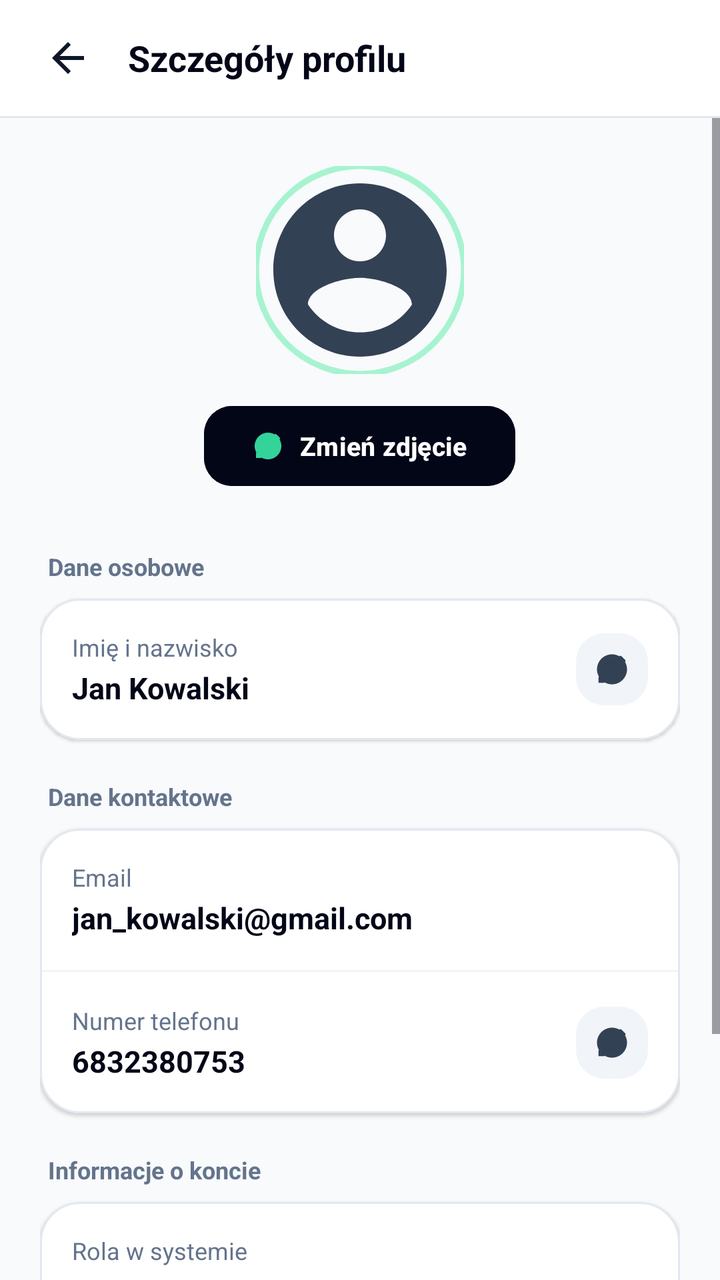
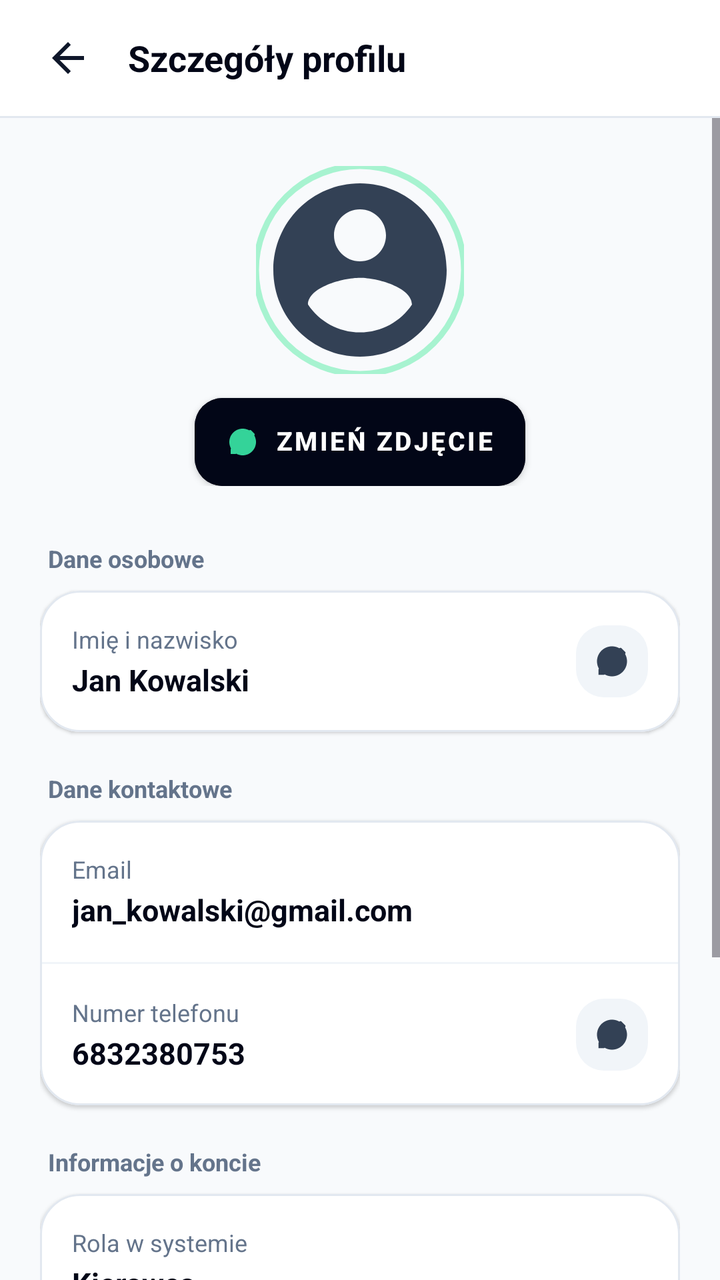

The first picture is an Android layout as it rendered before a commit; the second is the same layout after the commit. The layout source and the unified diff follow.
<!-- AndroidManifest.xml: application theme Theme.Project -->
<!-- res/layout/activity_profile_details.xml -->
<?xml version="1.0" encoding="utf-8"?>
<androidx.constraintlayout.widget.ConstraintLayout xmlns:android="http://schemas.android.com/apk/res/android"
    xmlns:app="http://schemas.android.com/apk/res-auto"
    xmlns:tools="http://schemas.android.com/tools"
    android:id="@+id/main"
    android:layout_width="match_parent"
    android:layout_height="match_parent"
    android:background="@color/brand_slate_50"
    tools:context=".ui.ProfileDetailsActivity">

    
    <LinearLayout
        android:id="@+id/layout_top_bar"
        android:layout_width="0dp"
        android:layout_height="58dp"
        android:background="@color/card_background"
        android:gravity="center_vertical"
        android:orientation="horizontal"
        android:paddingHorizontal="16dp"
        app:layout_constraintEnd_toEndOf="parent"
        app:layout_constraintStart_toStartOf="parent"
        app:layout_constraintTop_toTopOf="parent">

        <ImageView
            android:id="@+id/btn_back"
            android:layout_width="36dp"
            android:layout_height="36dp"
            android:background="?android:attr/selectableItemBackgroundBorderless"
            android:clickable="true"
            android:contentDescription="@string/btn_cancel"
            android:focusable="true"
            android:padding="6dp"
            android:src="@drawable/ic_arrow_back"
            app:tint="@color/brand_slate_900" />

        <TextView
            android:layout_width="0dp"
            android:layout_height="wrap_content"
            android:layout_marginStart="12dp"
            android:layout_weight="1"
            android:text="@string/title_profile_details"
            android:textColor="@color/brand_slate_950"
            android:textSize="18sp"
            android:textStyle="bold" />
    </LinearLayout>

    <View
        android:id="@+id/top_bar_divider"
        android:layout_width="0dp"
        android:layout_height="1dp"
        android:background="@color/brand_slate_200"
        app:layout_constraintEnd_toEndOf="parent"
        app:layout_constraintStart_toStartOf="parent"
        app:layout_constraintTop_toBottomOf="@id/layout_top_bar" />

    <ScrollView
        android:layout_width="0dp"
        android:layout_height="0dp"
        android:fillViewport="true"
        android:overScrollMode="never"
        app:layout_constraintBottom_toBottomOf="parent"
        app:layout_constraintEnd_toEndOf="parent"
        app:layout_constraintStart_toStartOf="parent"
        app:layout_constraintTop_toBottomOf="@id/top_bar_divider">

        <LinearLayout
            android:layout_width="match_parent"
            android:layout_height="wrap_content"
            android:orientation="vertical"
            android:paddingHorizontal="20dp"
            android:paddingTop="24dp"
            android:paddingBottom="32dp">

            
            <LinearLayout
                android:layout_width="match_parent"
                android:layout_height="wrap_content"
                android:layout_marginBottom="28dp"
                android:gravity="center_horizontal"
                android:orientation="vertical">

                <com.google.android.material.imageview.ShapeableImageView
                    android:id="@+id/img_profile_details_avatar"
                    android:layout_width="104dp"
                    android:layout_height="104dp"
                    android:contentDescription="@string/nav_profile"
                    android:scaleType="centerCrop"
                    android:src="@drawable/ic_avatar"
                    app:shapeAppearanceOverlay="@style/ShapeAppearance.Material3.Corner.Full"
                    app:strokeColor="@color/brand_emerald_200"
                    app:strokeWidth="3dp" />

                <com.google.android.material.button.MaterialButton
                    android:id="@+id/btn_change_photo"
                    android:layout_width="wrap_content"
                    android:layout_height="wrap_content"
                    android:layout_marginTop="12dp"
                    android:backgroundTint="@color/brand_slate_950"
                    android:elevation="2dp"
                    android:text="@string/btn_change_photo"
                    android:textColor="@color/white"
                    android:textSize="13sp"
                    android:textStyle="bold"
                    app:cornerRadius="14dp"
                    app:icon="@drawable/ic_edit_badge"
                    app:iconGravity="textStart"
                    app:iconSize="16dp"
                    app:iconTint="@color/brand_emerald_400" />
            </LinearLayout>

            
            <TextView
                android:layout_width="wrap_content"
                android:layout_height="wrap_content"
                android:layout_marginStart="4dp"
                android:layout_marginBottom="8dp"
                android:text="@string/section_personal_info"
                android:textColor="@color/brand_slate_500"
                android:textSize="12sp"
                android:textStyle="bold" />

            <com.google.android.material.card.MaterialCardView
                android:id="@+id/card_personal_info"
                android:layout_width="match_parent"
                android:layout_height="wrap_content"
                android:layout_marginBottom="20dp"
                android:clickable="true"
                android:focusable="true"
                android:foreground="?android:attr/selectableItemBackground"
                app:cardBackgroundColor="@color/card_background"
                app:cardCornerRadius="20dp"
                app:cardElevation="1dp"
                app:strokeColor="@color/brand_slate_200"
                app:strokeWidth="1dp">

                <LinearLayout
                    android:layout_width="match_parent"
                    android:layout_height="wrap_content"
                    android:gravity="center_vertical"
                    android:orientation="horizontal"
                    android:padding="16dp">

                    <LinearLayout
                        android:layout_width="0dp"
                        android:layout_height="wrap_content"
                        android:layout_weight="1"
                        android:orientation="vertical">

                        <TextView
                            android:layout_width="wrap_content"
                            android:layout_height="wrap_content"
                            android:text="@string/label_full_name"
                            android:textColor="@color/brand_slate_500"
                            android:textSize="12sp" />

                        <TextView
                            android:id="@+id/text_full_name_value"
                            android:layout_width="wrap_content"
                            android:layout_height="wrap_content"
                            android:layout_marginTop="2dp"
                            android:text="@string/default_user_name"
                            android:textColor="@color/brand_slate_950"
                            android:textSize="15sp"
                            android:textStyle="bold" />
                    </LinearLayout>

                    <ImageView
                        android:id="@+id/btn_edit_name"
                        android:layout_width="36dp"
                        android:layout_height="36dp"
                        android:background="@drawable/bg_icon_rounded_slate"
                        android:contentDescription="@string/dialog_edit_name_title"
                        android:padding="9dp"
                        android:src="@drawable/ic_edit_badge"
                        app:tint="@color/brand_slate_700" />
                </LinearLayout>
            </com.google.android.material.card.MaterialCardView>

            
            <TextView
                android:layout_width="wrap_content"
                android:layout_height="wrap_content"
                android:layout_marginStart="4dp"
                android:layout_marginBottom="8dp"
                android:text="@string/section_contact_info"
                android:textColor="@color/brand_slate_500"
                android:textSize="12sp"
                android:textStyle="bold" />

            <com.google.android.material.card.MaterialCardView
                android:layout_width="match_parent"
                android:layout_height="wrap_content"
                android:layout_marginBottom="20dp"
                app:cardBackgroundColor="@color/card_background"
                app:cardCornerRadius="20dp"
                app:cardElevation="1dp"
                app:strokeColor="@color/brand_slate_200"
                app:strokeWidth="1dp">

                <LinearLayout
                    android:layout_width="match_parent"
                    android:layout_height="wrap_content"
                    android:orientation="vertical">

                    
                    <LinearLayout
                        android:layout_width="match_parent"
                        android:layout_height="wrap_content"
                        android:orientation="vertical"
                        android:padding="16dp">

                        <TextView
                            android:layout_width="wrap_content"
                            android:layout_height="wrap_content"
                            android:text="@string/label_email"
                            android:textColor="@color/brand_slate_500"
                            android:textSize="12sp" />

                        <TextView
                            android:id="@+id/text_email_value"
                            android:layout_width="wrap_content"
                            android:layout_height="wrap_content"
                            android:layout_marginTop="2dp"
                            android:text="@string/default_user_email"
                            android:textColor="@color/brand_slate_950"
                            android:textSize="15sp"
                            android:textStyle="bold" />
                    </LinearLayout>

                    <View
                        android:layout_width="match_parent"
                        android:layout_height="1dp"
                        android:background="@color/brand_slate_100" />

                    
                    <LinearLayout
                        android:id="@+id/layout_phone_row"
                        android:layout_width="match_parent"
                        android:layout_height="wrap_content"
                        android:clickable="true"
                        android:focusable="true"
                        android:foreground="?android:attr/selectableItemBackground"
                        android:gravity="center_vertical"
                        android:orientation="horizontal"
                        android:padding="16dp">

                        <LinearLayout
                            android:layout_width="0dp"
                            android:layout_height="wrap_content"
                            android:layout_weight="1"
                            android:orientation="vertical">

                            <TextView
                                android:layout_width="wrap_content"
                                android:layout_height="wrap_content"
                                android:text="@string/label_phone_number"
                                android:textColor="@color/brand_slate_500"
                                android:textSize="12sp" />

                            <TextView
                                android:id="@+id/text_phone_value"
                                android:layout_width="wrap_content"
                                android:layout_height="wrap_content"
                                android:layout_marginTop="2dp"
                                android:text="@string/hint_phone_number"
                                android:textColor="@color/brand_slate_950"
                                android:textSize="15sp"
                                android:textStyle="bold" />
                        </LinearLayout>

                        <ImageView
                            android:id="@+id/btn_edit_phone"
                            android:layout_width="36dp"
                            android:layout_height="36dp"
                            android:background="@drawable/bg_icon_rounded_slate"
                            android:contentDescription="@string/dialog_edit_phone_title"
                            android:padding="9dp"
                            android:src="@drawable/ic_edit_badge"
                            app:tint="@color/brand_slate_700" />
                    </LinearLayout>
                </LinearLayout>
            </com.google.android.material.card.MaterialCardView>

            
            <TextView
                android:layout_width="wrap_content"
                android:layout_height="wrap_content"
                android:layout_marginStart="4dp"
                android:layout_marginBottom="8dp"
                android:text="@string/section_account_info"
                android:textColor="@color/brand_slate_500"
                android:textSize="12sp"
                android:textStyle="bold" />

            <com.google.android.material.card.MaterialCardView
                android:layout_width="match_parent"
                android:layout_height="wrap_content"
                android:layout_marginBottom="20dp"
                app:cardBackgroundColor="@color/card_background"
                app:cardCornerRadius="20dp"
                app:cardElevation="1dp"
                app:strokeColor="@color/brand_slate_200"
                app:strokeWidth="1dp">

                <LinearLayout
                    android:layout_width="match_parent"
                    android:layout_height="wrap_content"
                    android:orientation="vertical">

                    
                    <LinearLayout
                        android:layout_width="match_parent"
                        android:layout_height="wrap_content"
                        android:orientation="vertical"
                        android:padding="16dp">

                        <TextView
                            android:layout_width="wrap_content"
                            android:layout_height="wrap_content"
                            android:text="@string/label_role"
                            android:textColor="@color/brand_slate_500"
                            android:textSize="12sp" />

                        <TextView
                            android:id="@+id/text_role_value"
                            android:layout_width="wrap_content"
                            android:layout_height="wrap_content"
                            android:layout_marginTop="2dp"
                            android:text="@string/role_driver"
                            android:textColor="@color/brand_slate_950"
                            android:textSize="15sp"
                            android:textStyle="bold" />
                    </LinearLayout>

                    <View
                        android:layout_width="match_parent"
                        android:layout_height="1dp"
                        android:background="@color/brand_slate_100" />

                    
                    <LinearLayout
                        android:layout_width="match_parent"
                        android:layout_height="wrap_content"
                        android:orientation="vertical"
                        android:padding="16dp">

                        <TextView
                            android:layout_width="wrap_content"
                            android:layout_height="wrap_content"
                            android:text="@string/label_rating"
                            android:textColor="@color/brand_slate_500"
                            android:textSize="12sp" />

                        <TextView
                            android:id="@+id/text_rating_value"
                            android:layout_width="wrap_content"
                            android:layout_height="wrap_content"
                            android:layout_marginTop="2dp"
                            android:text="@string/badge_user_rating"
                            android:textColor="@color/brand_slate_950"
                            android:textSize="15sp"
                            android:textStyle="bold" />
                    </LinearLayout>
                </LinearLayout>
            </com.google.android.material.card.MaterialCardView>

        </LinearLayout>
    </ScrollView>

</androidx.constraintlayout.widget.ConstraintLayout>
<!-- resources referenced by this layout -->
<resources>
  <color name="brand_emerald_200">#A7F3D0</color>
  <color name="brand_emerald_400">#34D399</color>
  <color name="brand_slate_100">#F1F5F9</color>
  <color name="brand_slate_200">#E2E8F0</color>
  <color name="brand_slate_50">#F8FAFC</color>
  <color name="brand_slate_500">#64748B</color>
  <color name="brand_slate_700">#334155</color>
  <color name="brand_slate_900">#0F172A</color>
  <color name="brand_slate_950">#020617</color>
  <color name="card_background">#FFFFFF</color>
  <color name="white">#FFFFFFFF</color>
  <string name="badge_user_rating">★ 4.9 Rating</string>
  <string name="btn_cancel">Anuluj</string>
  <string name="btn_change_photo">Zmień zdjęcie</string>
  <string name="default_user_email">jan_kowalski@gmail.com</string>
  <string name="default_user_name">Jan Kowalski</string>
  <string name="dialog_edit_name_title">Edytuj imię i nazwisko</string>
  <string name="dialog_edit_phone_title">Edytuj numer telefonu</string>
  <string name="hint_phone_number">6832380753</string>
  <string name="label_email">Email</string>
  <string name="label_full_name">Imię i nazwisko</string>
  <string name="label_phone_number">Numer telefonu</string>
  <string name="label_rating">Ocena</string>
  <string name="label_role">Rola w systemie</string>
  <string name="nav_profile">Profil</string>
  <string name="role_driver">Kierowca</string>
  <string name="section_account_info">Informacje o koncie</string>
  <string name="section_contact_info">Dane kontaktowe</string>
  <string name="section_personal_info">Dane osobowe</string>
  <string name="title_profile_details">Szczegóły profilu</string>
  <style name="Theme.Project" parent="Base.Theme.Project" />
  <color name="brand_slate_300">#CBD5E1</color>
  <style name="Base.Theme.Project" parent="Theme.Material3.DayNight.NoActionBar">
          <item name="bottomNavigationStyle">@style/Widget.App.BottomNavigationView</item>
      </style>
  <style name="Widget.App.BottomNavigationView" parent="Widget.Material3.BottomNavigationView">
          <item name="itemActiveIndicatorStyle">@style/Widget.App.BottomNavActiveIndicator</item>
          <item name="itemIconTint">@color/bottom_nav_item_color</item>
          <item name="itemTextColor">@color/bottom_nav_item_color</item>
      </style>
  <style name="Widget.App.BottomNavActiveIndicator" parent="Widget.Material3.BottomNavigationView.ActiveIndicator">
          <item name="android:color">@color/green_mint_pill</item>
      </style>
  <color name="green_mint_pill">#52F7A9</color>
  <!-- unchanged entries left out for length: 4 -->
</resources>

<!-- the commit's change to res/layout/activity_profile_details.xml (unified diff, before → after) -->
@@ -92,11 +92,16 @@
 
                 <com.google.android.material.button.MaterialButton
                     android:id="@+id/btn_change_photo"
+                    style="@style/Widget.MaterialComponents.Button.UnelevatedButton"
                     android:layout_width="wrap_content"
-                    android:layout_height="wrap_content"
+                    android:layout_height="44dp"
                     android:layout_marginTop="12dp"
                     android:backgroundTint="@color/brand_slate_950"
                     android:elevation="2dp"
+                    android:gravity="center"
+                    android:includeFontPadding="false"
+                    android:insetTop="0dp"
+                    android:insetBottom="0dp"
                     android:text="@string/btn_change_photo"
                     android:textColor="@color/white"
                     android:textSize="13sp"
@@ -361,6 +366,54 @@
                             android:textSize="15sp"
                             android:textStyle="bold" />
                     </LinearLayout>
+
+                    <View
+                        android:layout_width="match_parent"
+                        android:layout_height="1dp"
+                        android:background="@color/brand_slate_100" />
+
+                    
+                    <LinearLayout
+                        android:id="@+id/layout_change_password_row"
+                        android:layout_width="match_parent"
+                        android:layout_height="wrap_content"
+                        android:background="?android:attr/selectableItemBackground"
+                        android:clickable="true"
+                        android:focusable="true"
+                        android:gravity="center_vertical"
+                        android:orientation="horizontal"
+                        android:padding="16dp">
+
+                        <LinearLayout
+                            android:layout_width="0dp"
+                            android:layout_height="wrap_content"
+                            android:layout_weight="1"
+                            android:orientation="vertical">
+
+                            <TextView
+                                android:layout_width="wrap_content"
+                                android:layout_height="wrap_content"
+                                android:text="@string/label_password"
+                                android:textColor="@color/brand_slate_500"
+                                android:textSize="12sp" />
+
+                            <TextView
+                                android:layout_width="wrap_content"
+                                android:layout_height="wrap_content"
+                                android:layout_marginTop="2dp"
+                                android:text="@string/btn_change_password"
+                                android:textColor="@color/brand_slate_950"
+                                android:textSize="15sp"
+                                android:textStyle="bold" />
+                        </LinearLayout>
+
+                        <ImageView
+                            android:layout_width="20dp"
+                            android:layout_height="20dp"
+                            android:contentDescription="@string/btn_change_password"
+                            android:src="@drawable/ic_chevron_right"
+                            app:tint="@color/brand_slate_400" />
+                    </LinearLayout>
                 </LinearLayout>
             </com.google.android.material.card.MaterialCardView>
 
<!-- resource entries referenced after the edit -->
@@ -4,6 +4,7 @@
   <color name="brand_emerald_400">#34D399</color>
   <color name="brand_slate_100">#F1F5F9</color>
   <color name="brand_slate_200">#E2E8F0</color>
+  <color name="brand_slate_400">#94A3B8</color>
   <color name="brand_slate_50">#F8FAFC</color>
   <color name="brand_slate_500">#64748B</color>
   <color name="brand_slate_700">#334155</color>
@@ -11,8 +12,20 @@
   <color name="brand_slate_950">#020617</color>
   <color name="card_background">#FFFFFF</color>
   <color name="white">#FFFFFFFF</color>
+  <!-- drawable ic_chevron_right (drawable) -->
+  <?xml version="1.0" encoding="utf-8"?>
+  <vector xmlns:android="http://schemas.android.com/apk/res/android"
+      android:width="24dp"
+      android:height="24dp"
+      android:viewportWidth="24"
+      android:viewportHeight="24">
+      <path
+          android:fillColor="#0F172A"
+          android:pathData="M10,6L8.59,7.41 13.17,12l-4.58,4.59L10,18l6,-6z" />
+  </vector>
   <string name="badge_user_rating">★ 4.9 Rating</string>
   <string name="btn_cancel">Anuluj</string>
+  <string name="btn_change_password">Zmień hasło</string>
   <string name="btn_change_photo">Zmień zdjęcie</string>
   <string name="default_user_email">jan_kowalski@gmail.com</string>
   <string name="default_user_name">Jan Kowalski</string>
@@ -21,6 +34,7 @@
   <string name="hint_phone_number">6832380753</string>
   <string name="label_email">Email</string>
   <string name="label_full_name">Imię i nazwisko</string>
+  <string name="label_password">Hasło</string>
   <string name="label_phone_number">Numer telefonu</string>
   <string name="label_rating">Ocena</string>
   <string name="label_role">Rola w systemie</string>
@@ -34,11 +48,25 @@
   <color name="brand_slate_300">#CBD5E1</color>
   <style name="Base.Theme.Project" parent="Theme.Material3.DayNight.NoActionBar">
           <item name="bottomNavigationStyle">@style/Widget.App.BottomNavigationView</item>
+          <item name="materialButtonStyle">@style/Widget.App.Button</item>
+          <item name="materialButtonOutlinedStyle">@style/Widget.App.Button.Outlined</item>
       </style>
   <style name="Widget.App.BottomNavigationView" parent="Widget.Material3.BottomNavigationView">
           <item name="itemActiveIndicatorStyle">@style/Widget.App.BottomNavActiveIndicator</item>
           <item name="itemIconTint">@color/bottom_nav_item_color</item>
           <item name="itemTextColor">@color/bottom_nav_item_color</item>
+      </style>
+  <style name="Widget.App.Button" parent="Widget.MaterialComponents.Button.UnelevatedButton">
+          <item name="android:gravity">center</item>
+          <item name="android:includeFontPadding">false</item>
+          <item name="android:insetTop">0dp</item>
+          <item name="android:insetBottom">0dp</item>
+      </style>
+  <style name="Widget.App.Button.Outlined" parent="Widget.MaterialComponents.Button.OutlinedButton">
+          <item name="android:gravity">center</item>
+          <item name="android:includeFontPadding">false</item>
+          <item name="android:insetTop">0dp</item>
+          <item name="android:insetBottom">0dp</item>
       </style>
   <style name="Widget.App.BottomNavActiveIndicator" parent="Widget.Material3.BottomNavigationView.ActiveIndicator">
           <item name="android:color">@color/green_mint_pill</item>
